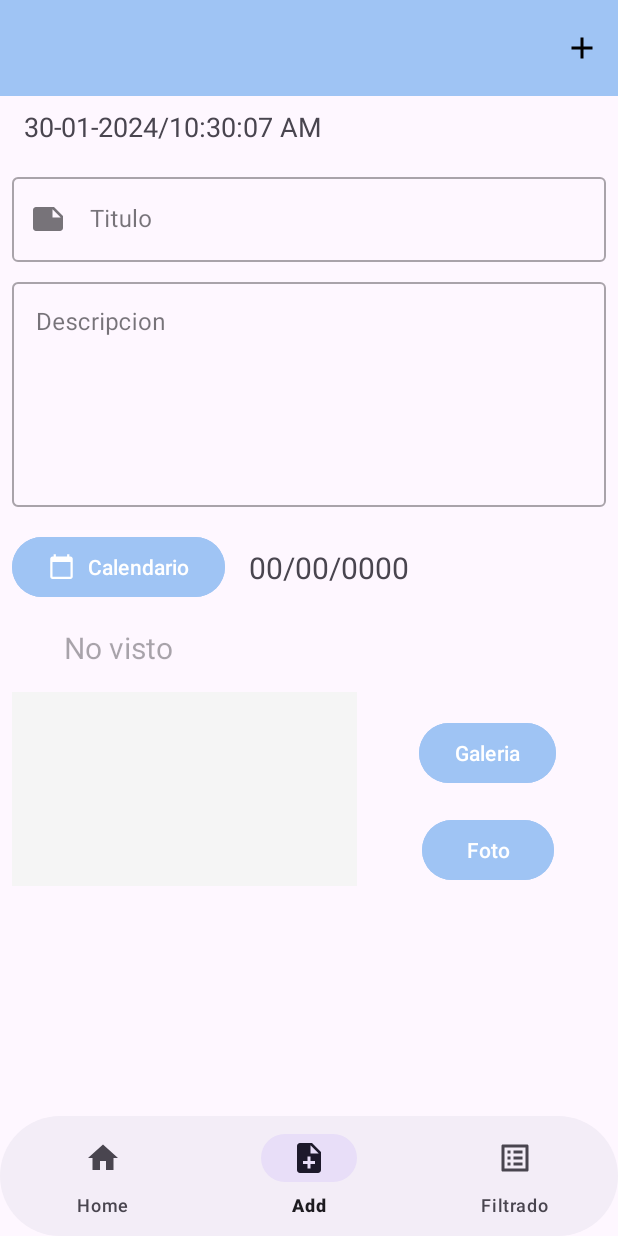
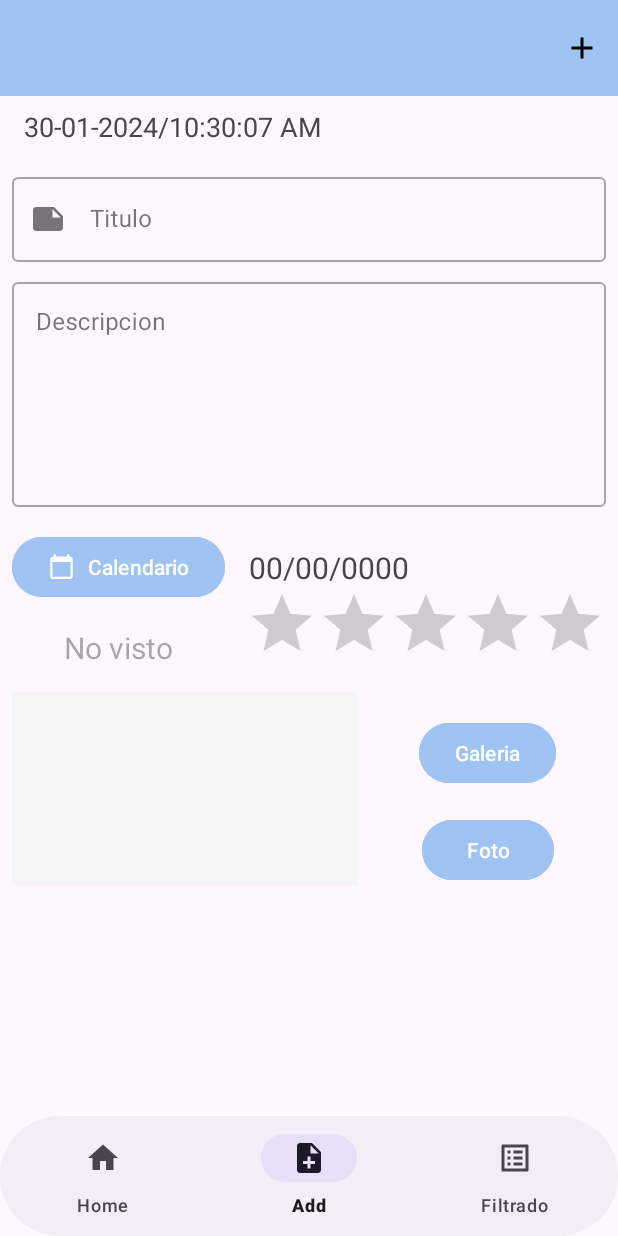
Before and after one commit to Tsuren77/PruebaRoomPeliculas, an Android app: the screen it shows after launch (MainActivity), item 2 of the bottom bar chosen, on a phone screen of 412 x 824 dp. Run offline under Robolectric (Android 15) with nearby library versions, the phone set to English and light mode, and no system bars; our stand-ins replace Room's generated code, navigation-ui; pictures from the network do not load.

```diff
--- a/app/src/main/java/edu/dam/pruebaroompeliculas/adapter/PeliculaAdapter.kt
+++ b/app/src/main/java/edu/dam/pruebaroompeliculas/adapter/PeliculaAdapter.kt
@@ -100,6 +100,10 @@ class PeliculaAdapter (private var peliculaList: MutableList<Pelicula>, private
                 binding.imgNota.visibility = View.GONE
             }
 
+            binding.valoracionEstrellas.rating = pelicula.valoracion   //SE AÑADIO ESTO
+
+
+
 
         }
 
--- a/app/src/main/java/edu/dam/pruebaroompeliculas/model/Pelicula.kt
+++ b/app/src/main/java/edu/dam/pruebaroompeliculas/model/Pelicula.kt
@@ -16,6 +16,7 @@ data class Pelicula(
     var descripcion: String ="",
     var fecha_nota: String = "",
     var estado: Boolean = false,
-    var imagen: String
+    var imagen: String,
+    var valoracion: Float  //para el raiting
 ) : Parcelable
 // tecla Alt + Insertar o Code-> Generate solo marcar el id
--- a/app/src/main/java/edu/dam/pruebaroompeliculas/ui/ActualizarDialogFragment.kt
+++ b/app/src/main/java/edu/dam/pruebaroompeliculas/ui/ActualizarDialogFragment.kt
@@ -79,6 +79,7 @@ class ActualizarDialogFragment: DialogFragment() , DialogInterface.OnShowListene
                 pelicula?.fecha_nota = binding?.textViewFecha?.text.toString().trim()
                 pelicula?.fecha_actual = binding?.textActual?.text.toString().trim()
                 pelicula?.estado = estado
+                pelicula?.valoracion = binding?.valoracionEstrellas?.rating ?: 0.0f //ESTO SE AÑADIO
 
                  //metodo para actualizar el registro
                 //hilo secundario para actualizar
@@ -134,6 +135,7 @@ class ActualizarDialogFragment: DialogFragment() , DialogInterface.OnShowListene
            this.editDescripcion.setText(pelicula.descripcion)
            this.textActual.setText(pelicula.fecha_actual)
            this.textViewFecha.setText(pelicula.fecha_nota)
+          // this.valoracionEstrellas.rating = pelicula.valoracion //SE AÑADIO para valoracion
         }
 
     }
--- a/app/src/main/java/edu/dam/pruebaroompeliculas/ui/AddFragment.kt
+++ b/app/src/main/java/edu/dam/pruebaroompeliculas/ui/AddFragment.kt
@@ -97,8 +97,8 @@ class AddFragment : Fragment() {
                         descripcion = binding.editDescripcion.text.toString().trim(),
                         fecha_nota = binding.textViewFecha.text.toString().trim(),
                         estado = false,
-                        imagen = selectPath
-
+                        imagen = selectPath,
+                        valoracion = binding.valoracionEstrellas.rating //ESTO SE AÑADIO
                     )
                     //hilo secundario para añadir
                     val queue = LinkedBlockingQueue<Long>()
--- a/app/src/main/res/layout/fragment_add.xml
+++ b/app/src/main/res/layout/fragment_add.xml
@@ -74,8 +74,8 @@
             android:layout_height="wrap_content"
             android:layout_marginStart="8dp"
             android:layout_marginTop="16dp"
+            android:backgroundTint="@color/secundario"
             android:text="@string/Btn_Calendario"
-            android:backgroundTint="@color/secundario"
             app:icon="@drawable/ico_calendar_today_24"
             app:layout_constraintStart_toStartOf="parent"
             app:layout_constraintTop_toBottomOf="@+id/textInputDescripcion" />
@@ -159,6 +159,16 @@
             app:layout_constraintEnd_toEndOf="parent"
             app:layout_constraintStart_toEndOf="@+id/imagePelicula" />
 
+        <RatingBar
+            android:id="@+id/valoracionEstrellas"
+            android:layout_width="244dp"
+            android:layout_height="47dp"
+            android:layout_marginStart="151dp"
+            android:numStars="5"
+            app:layout_constraintEnd_toEndOf="parent"
+            app:layout_constraintStart_toStartOf="@+id/imageCalendar"
+            app:layout_constraintTop_toBottomOf="@+id/textViewFecha" />
+
 
     </androidx.constraintlayout.widget.ConstraintLayout>
 
--- a/app/src/main/res/layout/item_pelicula.xml
+++ b/app/src/main/res/layout/item_pelicula.xml
@@ -56,6 +56,11 @@
             android:text="@string/Fecha"
             android:layout_marginTop="8dp"/>
 
+        <RatingBar
+            android:id="@+id/valoracionEstrellas"
+            android:layout_width="wrap_content"
+            android:layout_height="wrap_content"
+            android:numStars="5"/>
 
 
     </androidx.appcompat.widget.LinearLayoutCompat>
```
Also changed, not shown: app/src/main/res/layout/dialog_actualizar.xml (+11 -0 lines).
